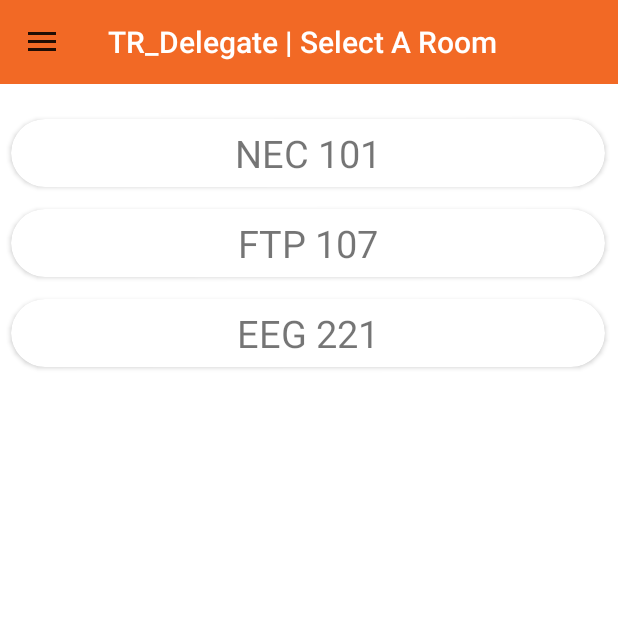
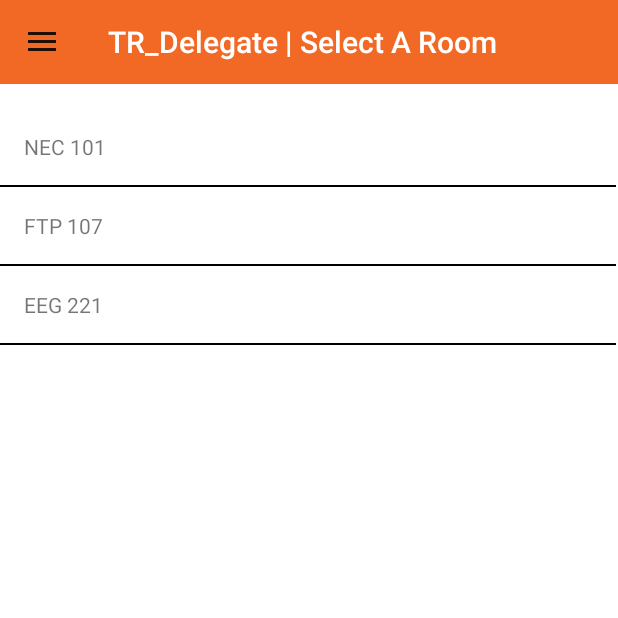
Before and after one commit to DBerry07/Revature_TrainingRoomMaintenanceScheduler, an Android app: the fragment TR_Delegate_RoomSelectionFragment placed in its activity, on a phone screen of 412 x 824 dp, the top half of it. Run offline under Robolectric (Android 15) with nearby library versions, the phone set to English and light mode, and no system bars; our stand-ins replace navigation-ui.

```diff
--- /dev/null
+++ b/app/src/main/java/com/revature/roommaintenanceprototype/adapter/OnItemClickListener.java
@@ -0,0 +1,9 @@
+package com.revature.roommaintenanceprototype.adapter;
+
+import android.view.View;
+
+import androidx.recyclerview.widget.RecyclerView;
+
+public interface OnItemClickListener extends View.OnClickListener {
+    public void onItemClick(View view, int position);
+}
--- a/app/src/main/java/com/revature/roommaintenanceprototype/adapter/SimpleStringAdapter.java
+++ b/app/src/main/java/com/revature/roommaintenanceprototype/adapter/SimpleStringAdapter.java
@@ -3,6 +3,7 @@ package com.revature.roommaintenanceprototype.adapter;
 import android.view.LayoutInflater;
 import android.view.View;
 import android.view.ViewGroup;
+import android.widget.LinearLayout;
 import android.widget.TextView;
 
 import androidx.annotation.NonNull;
@@ -14,9 +15,11 @@ import java.util.ArrayList;
 
 public class SimpleStringAdapter extends RecyclerView.Adapter<SimpleStringAdapter.StringViewHolder>{
     ArrayList<String> list;
+    OnItemClickListener listener;
 
-    public SimpleStringAdapter(ArrayList<String> list){
+    public SimpleStringAdapter(ArrayList<String> list, OnItemClickListener listener){
         this.list = list;
+        this.listener = listener;
     }
 
     @NonNull
@@ -27,8 +30,14 @@ public class SimpleStringAdapter extends RecyclerView.Adapter<SimpleStringAdapte
     }
 
     @Override
-    public void onBindViewHolder(@NonNull StringViewHolder holder, int position) {
+    public void onBindViewHolder(@NonNull StringViewHolder holder, final int position) {
         holder.tvString.setText(list.get(position));
+        holder.container.setOnClickListener(new View.OnClickListener(){
+            @Override
+            public void onClick(View view){
+                listener.onItemClick(view,position);
+            }
+        });
     }
 
     @Override
@@ -38,9 +47,11 @@ public class SimpleStringAdapter extends RecyclerView.Adapter<SimpleStringAdapte
 
     class StringViewHolder extends RecyclerView.ViewHolder{
         TextView tvString;
+        LinearLayout container;
 
         public StringViewHolder(@NonNull final View itemView) {
             super(itemView);
+            container = itemView.findViewById(R.id.container_row_simple_string);
             tvString = itemView.findViewById(R.id.tv_string);
         }
     }
--- a/app/src/main/java/com/revature/roommaintenanceprototype/fragment/TR_Delegate_RoomSelectionFragment.java
+++ b/app/src/main/java/com/revature/roommaintenanceprototype/fragment/TR_Delegate_RoomSelectionFragment.java
@@ -4,7 +4,7 @@ import android.os.Bundle;
 import android.view.LayoutInflater;
 import android.view.View;
 import android.view.ViewGroup;
-import android.widget.Button;
+import android.widget.Toast;
 
 import androidx.appcompat.app.AppCompatActivity;
 import androidx.fragment.app.Fragment;
@@ -12,32 +12,44 @@ import androidx.recyclerview.widget.LinearLayoutManager;
 import androidx.recyclerview.widget.RecyclerView;
 
 import com.revature.roommaintenanceprototype.R;
+import com.revature.roommaintenanceprototype.adapter.OnItemClickListener;
 import com.revature.roommaintenanceprototype.adapter.SimpleStringAdapter;
 import com.revature.roommaintenanceprototype.util.FragmentHelper;
 import com.revature.roommaintenanceprototype.util.DummyText;
-import com.revature.roommaintenanceprototype.util.FragmentStringTags;
 
 import java.util.ArrayList;
 
-public class TR_Delegate_RoomSelectionFragment extends Fragment {
-    Button btnRoomSelection;
-
+public class TR_Delegate_RoomSelectionFragment extends Fragment implements View.OnClickListener, OnItemClickListener {
+    RecyclerView recyclerView;
 
     @Override
     public View onCreateView(LayoutInflater inflater, ViewGroup container,
                              Bundle savedInstanceState) {
         final View rootView = inflater.inflate(R.layout.fragment_room_selection, container, false);
-        RecyclerView recyclerView = (RecyclerView) rootView.findViewById(R.id.room_selection_recycler);
+        recyclerView = (RecyclerView) rootView.findViewById(R.id.rv_room_selection);
         LinearLayoutManager linearLayoutManager = new LinearLayoutManager((rootView.getContext()));
         recyclerView.setLayoutManager(linearLayoutManager);
-        recyclerView.setAdapter(new SimpleStringAdapter((ArrayList<String>) DummyText.getRooms()));
+        recyclerView.setAdapter(new SimpleStringAdapter((ArrayList<String>) DummyText.getRooms() , this));
         return rootView;
     }
 
     @Override
     public void onViewCreated(View view, Bundle savedInstanceState){
         FragmentHelper.updateToolbarTitle( (AppCompatActivity) getActivity(), "TR_Delegate | "+getString(R.string.title_room_selection) );
+
+        recyclerView.setOnClickListener(this);
+
         super.onViewCreated(view, savedInstanceState);
     }
 
+    @Override
+    public void onClick(View v) {
+        switch (v.getId()){
+        }
+    }
+
+    @Override
+    public void onItemClick(View view, int position) {
+        Toast.makeText(getContext(), "ID: "+view.getId()+" | POSITION: "+position, Toast.LENGTH_LONG).show();
+    }
 }
--- a/app/src/main/java/com/revature/roommaintenanceprototype/fragment/TR_Verify_RoomSelectionFragment.java
+++ b/app/src/main/java/com/revature/roommaintenanceprototype/fragment/TR_Verify_RoomSelectionFragment.java
@@ -2,10 +2,12 @@ package com.revature.roommaintenanceprototype.fragment;
 
 import android.os.Bundle;
 import android.view.LayoutInflater;
+import android.view.MotionEvent;
 import android.view.View;
 import android.view.ViewGroup;
-import android.widget.Button;
+import android.widget.Toast;
 
+import androidx.annotation.NonNull;
 import androidx.appcompat.app.AppCompatActivity;
 import androidx.fragment.app.Fragment;
 import androidx.navigation.NavController;
@@ -14,26 +16,27 @@ import androidx.recyclerview.widget.LinearLayoutManager;
 import androidx.recyclerview.widget.RecyclerView;
 
 import com.revature.roommaintenanceprototype.R;
+import com.revature.roommaintenanceprototype.adapter.OnItemClickListener;
 import com.revature.roommaintenanceprototype.adapter.SimpleStringAdapter;
 import com.revature.roommaintenanceprototype.util.FragmentHelper;
 import com.revature.roommaintenanceprototype.util.DummyText;
-import com.revature.roommaintenanceprototype.util.FragmentStringTags;
-import com.revature.roommaintenanceprototype.util.ScreenMessage;
 
 import java.util.ArrayList;
 
-public class TR_Verify_RoomSelectionFragment extends Fragment {
-    Button btnRoomSelection;
-
+public class TR_Verify_RoomSelectionFragment extends Fragment implements View.OnClickListener, OnItemClickListener {
+    RecyclerView recyclerView;
+    NavController navController;
 
     @Override
     public View onCreateView(LayoutInflater inflater, ViewGroup container,
                              Bundle savedInstanceState) {
         final View rootView = inflater.inflate(R.layout.fragment_room_selection, container, false);
-        RecyclerView recyclerView = (RecyclerView) rootView.findViewById(R.id.room_selection_recycler);
+        recyclerView = (RecyclerView) rootView.findViewById(R.id.rv_room_selection);
         LinearLayoutManager linearLayoutManager = new LinearLayoutManager((rootView.getContext()));
         recyclerView.setLayoutManager(linearLayoutManager);
-        recyclerView.setAdapter(new SimpleStringAdapter((ArrayList<String>) DummyText.getRooms()));
+        recyclerView.setAdapter(new SimpleStringAdapter((ArrayList<String>) DummyText.getRooms() , this));
+        recyclerView.setOnClickListener(this);
+
         return rootView;
     }
 
@@ -41,7 +44,19 @@ public class TR_Verify_RoomSelectionFragment extends Fragment {
     public void onViewCreated(View view, Bundle savedInstanceState){
         FragmentHelper.updateToolbarTitle( (AppCompatActivity) getActivity(), "TR_Verify | "+getString(R.string.title_room_selection) );
 
+        navController = Navigation.findNavController(view);
+
         super.onViewCreated(view, savedInstanceState);
     }
 
+    @Override
+    public void onClick(View v) {
+        switch (v.getId()){
+        }
+    }
+
+    @Override
+    public void onItemClick(View view, int position) {
+        navController.navigate(R.id.action_TR_Verify_RoomSelectionFragment2_to_TR_Verify_CriteriaSelectionFragment2);
+    }
 }
--- a/app/src/main/res/layout/activity_main.xml
+++ b/app/src/main/res/layout/activity_main.xml
@@ -40,7 +40,7 @@
                 android:layout_height="match_parent"
                 app:defaultNavHost="true"
                 android:name="androidx.navigation.fragment.NavHostFragment"
-                app:navGraph="@navigation/nav_graph_trainer"/>
+                app:navGraph="@navigation/tr_verify"/>
         </LinearLayout>
     </androidx.constraintlayout.widget.ConstraintLayout>
 
--- a/app/src/main/res/layout/fragment_delegate_date.xml
+++ b/app/src/main/res/layout/fragment_delegate_date.xml
@@ -1,5 +1,6 @@
 <?xml version="1.0" encoding="utf-8"?>
-<androidx.constraintlayout.widget.ConstraintLayout xmlns:android="http://schemas.android.com/apk/res/android"
+<androidx.constraintlayout.widget.ConstraintLayout
+    xmlns:android="http://schemas.android.com/apk/res/android"
     xmlns:app="http://schemas.android.com/apk/res-auto"
     xmlns:tools="http://schemas.android.com/tools"
     android:id="@+id/linearLayout"
--- a/app/src/main/res/layout/fragment_room_selection.xml
+++ b/app/src/main/res/layout/fragment_room_selection.xml
@@ -19,7 +19,7 @@
         -->
 
         <androidx.recyclerview.widget.RecyclerView
-        android:id="@+id/room_selection_recycler"
+        android:id="@+id/rv_room_selection"
         android:layout_width="0dp"
         android:layout_height="0dp"
         android:layout_marginTop="16dp"
--- a/app/src/main/res/layout/row_cleaning_criteria.xml
+++ b/app/src/main/res/layout/row_cleaning_criteria.xml
@@ -24,7 +24,7 @@
                 android:layout_width="0dp"
                 android:layout_height="match_parent"
                 android:layout_weight="1"
-                android:gravity="end|center_vertical"
+                android:gravity="start|center_vertical"
                 android:padding="@dimen/switch_text_padding"
                 android:textSize="@dimen/global_card_text_size"
                 android:text="temp" />
@@ -33,7 +33,7 @@
                 android:layout_width="0dp"
                 android:layout_height="match_parent"
                 android:layout_weight="1"
-                android:gravity="center_vertical"
+                android:gravity="end|center_vertical"
                 android:orientation="horizontal">
 
                 <Switch
--- a/app/src/main/res/layout/row_simple_string.xml
+++ b/app/src/main/res/layout/row_simple_string.xml
@@ -1,14 +1,22 @@
 <?xml version="1.0" encoding="utf-8"?>
-<androidx.cardview.widget.CardView xmlns:android="http://schemas.android.com/apk/res/android"
+<LinearLayout xmlns:android="http://schemas.android.com/apk/res/android"
     xmlns:app="http://schemas.android.com/apk/res-auto"
     xmlns:tools="http://schemas.android.com/tools"
+    android:id="@+id/container_row_simple_string"
     android:layout_width="match_parent"
     android:layout_height="wrap_content"
-    style="@style/cardViewGlobal">
+    android:orientation="vertical">
+
     <TextView
         android:id="@+id/tv_string"
         android:layout_width="match_parent"
         android:layout_height="wrap_content"
-        style="@style/textViewSimpleStringAdapter"
+        android:padding="@dimen/global_control_margin"
         android:text="temp" />
-</androidx.cardview.widget.CardView>
+
+    <View
+        android:id="@+id/divider"
+        android:layout_width="match_parent"
+        android:layout_height="1dp"
+        android:background="@color/black" />
+</LinearLayout>
--- a/app/src/main/res/navigation/nav_graph_trainer.xml
+++ /dev/null
@@ -1,37 +0,0 @@
-<?xml version="1.0" encoding="utf-8"?>
-<navigation
-    xmlns:android="http://schemas.android.com/apk/res/android"
-    xmlns:app="http://schemas.android.com/apk/res-auto"
-    xmlns:tools="http://schemas.android.com/tools"
-    android:id="@+id/nav_graph_trainer"
-    app:startDestination="@+id/verifyNavFragment"
-    >
-
-    <fragment
-        android:id="@+id/verifyNavFragment"
-        android:name="com.revature.roommaintenanceprototype.fragment.TR_Verify_RoomSelectionFragment"
-        android:label="@string/title_room_selection"
-        tools:layout="@layout/fragment_room_selection"
-        />
-    <fragment
-        android:id="@+id/delegateNavFragment"
-        android:name="com.revature.roommaintenanceprototype.fragment.TR_Delegate_TrainerSelectionFragment"
-        android:label="@string/title_room_selection"
-        tools:layout="@layout/fragment_room_selection"
-        >
-        <action
-            android:id="@+id/action_delegateNavFragment_to_verifyNavFragment"
-            app:destination="@id/verifyNavFragment" />
-    </fragment>
-
-    <fragment
-        android:id="@+id/reportsTrainerNavFragment"
-        android:name="com.revature.roommaintenanceprototype.fragment.TR_Reports_DateFragment"
-        android:label="@string/title_room_selection"
-        tools:layout="@layout/fragment_room_selection"
-        >
-        <action
-            android:id="@+id/action_reportsTrainerNavFragment_to_verifyNavFragment"
-            app:destination="@id/verifyNavFragment" />
-    </fragment>
-</navigation>
--- a/app/src/main/res/values/dimens.xml
+++ b/app/src/main/res/values/dimens.xml
@@ -23,9 +23,10 @@
     <dimen name="textView_signature_top_padding">125dp</dimen>
     <dimen name="textView_signature_bottom_border_width">3dp</dimen>
 
-    <dimen name="card_roundRadius">24dp</dimen>
-    <dimen name="card_margin">7dp</dimen>
+    <dimen name="card_roundRadius">0dp</dimen>
+    <dimen name="card_margin">3dp</dimen>
     <dimen name="card_padding">10dp</dimen>
+
     <dimen name="img_date_icon">30dp</dimen>
     <dimen name="nav_icon_size">50dp</dimen>
 </resources>
```
Also changed, not shown: app/src/main/java/com/revature/roommaintenanceprototype/adapter/CriteriaAdapter.java (+17 -1 lines), app/src/main/java/com/revature/roommaintenanceprototype/fragment/SM_Schedule_CampusSelectionFragment.java (+16 -9 lines), app/src/main/java/com/revature/roommaintenanceprototype/fragment/SM_Schedule_CriteriaSelectionFragment.java (+12 -1 lines), app/src/main/java/com/revature/roommaintenanceprototype/fragment/SM_Schedule_RoomSelectionFragment.java (+16 -5 lines), app/src/main/java/com/revature/roommaintenanceprototype/fragment/SM_Schedule_TrainerSelectionFragment.java (+15 -2 lines), app/src/main/java/com/revature/roommaintenanceprototype/fragment/TR_Delegate_TrainerSelectionFragment.java (+15 -2 lines), app/src/main/java/com/revature/roommaintenanceprototype/fragment/TR_Verify_CriteriaSelectionFragment.java (+30 -3 lines), app/src/main/res/layout/fragment_criteria_selection.xml (+11 -1 lines).
